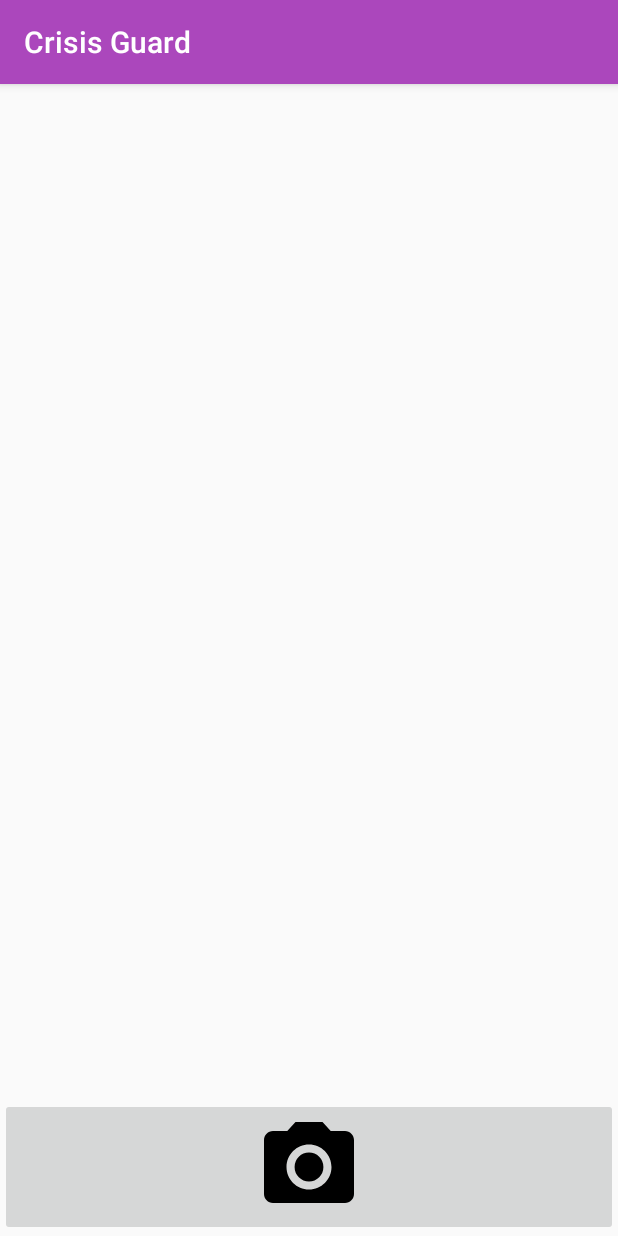
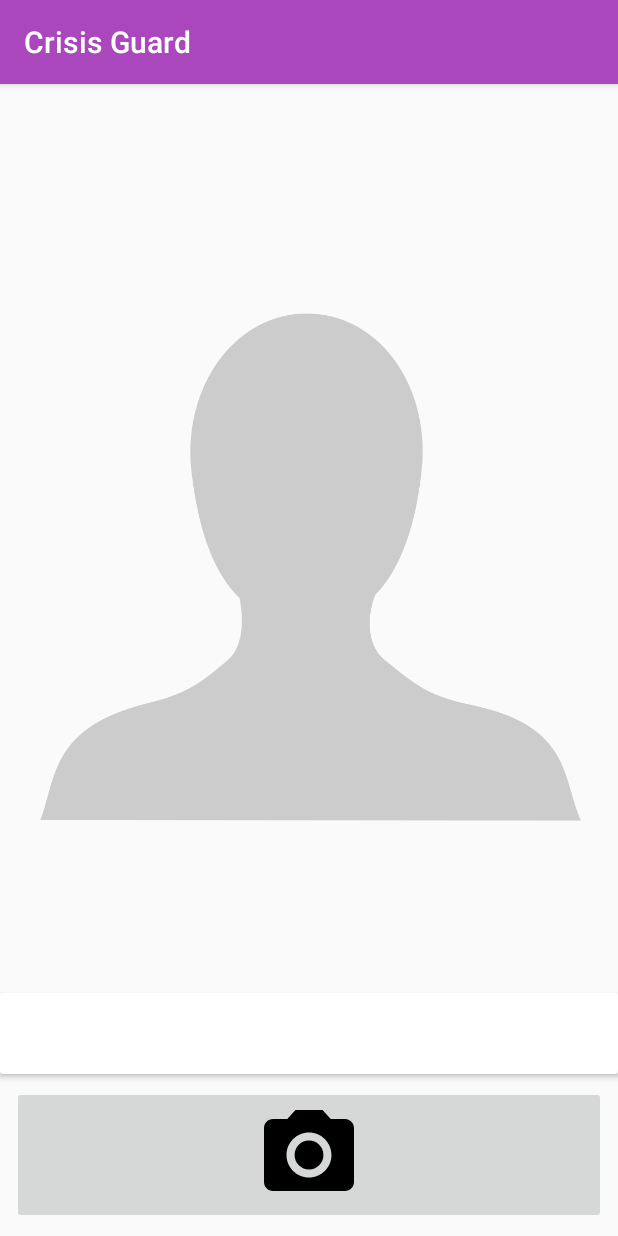
Before and after one commit to hack-wpi/crisis-guard_android, an Android app: the fragment IdentiferFragment shown on its own in the app's theme, on a phone screen of 412 x 824 dp. Run offline under Robolectric (Android 15) with nearby library versions, the phone set to English and light mode, and no system bars; our stand-ins replace ButterKnife, Volley; libraries missing offline, so code that uses them is left out: com.afollestad.materialcamera, net.gotev.uploadservice.

Commit message:
I am done

```diff
--- a/app/build.gradle
+++ b/app/build.gradle
@@ -43,6 +43,7 @@ dependencies {
     compile 'com.afollestad:material-camera:0.4.4'
     compile 'net.gotev:uploadservice:2.1'
     compile 'com.android.support:cardview-v7:25.1.0'
+    compile 'com.android.volley:volley:1.0.0'
     testCompile 'junit:junit:4.12'
     annotationProcessor 'com.jakewharton:butterknife-compiler:8.4.0'
     retrolambdaConfig 'net.orfjackal.retrolambda:retrolambda:2.3.0'
--- /dev/null
+++ b/app/src/main/java/com/shltr/darrieng/shltr_android/Model/ProductionModel.java
@@ -0,0 +1,16 @@
+package com.shltr.darrieng.shltr_android.Model;
+
+import com.shltr.darrieng.shltr_android.Pojo.CompleteIdentificationModel;
+
+import retrofit2.Call;
+import retrofit2.http.GET;
+import retrofit2.http.Header;
+import retrofit2.http.Query;
+
+public interface ProductionModel {
+    String ENDPOINT = "http://hack.symerit.com/";
+
+    @GET("api/getProductionJson")
+    Call<CompleteIdentificationModel> pilferData(
+        @Header("Authorization") String header, @Query("user_id") int user_id);
+}
--- a/app/src/main/res/layout/fragment_identifer.xml
+++ b/app/src/main/res/layout/fragment_identifer.xml
@@ -1,26 +1,41 @@
 <LinearLayout xmlns:android="http://schemas.android.com/apk/res/android"
-             xmlns:tools="http://schemas.android.com/tools"
-             android:layout_width="match_parent"
-             android:layout_height="match_parent"
-             tools:context="com.shltr.darrieng.shltr_android.Fragment.IdentiferFragment"
-android:gravity="bottom|center_horizontal"
-android:orientation="vertical">
+              xmlns:tools="http://schemas.android.com/tools"
+              android:layout_width="match_parent"
+              android:layout_height="match_parent"
+              android:gravity="bottom|center_horizontal"
+              android:orientation="vertical"
+              tools:context="com.shltr.darrieng.shltr_android.Fragment.IdentiferFragment">
 
     <ImageView android:id="@+id/ivPreview"
-               android:layout_width="wrap_content" android:layout_height="wrap_content"/>
+               android:layout_width="wrap_content" android:layout_height="0dp"
+               android:layout_margin="16dp"
+               android:layout_weight="1"
+               android:src="@mipmap/placeholder"/>
+
+    <android.support.v7.widget.CardView android:layout_width="match_parent"
+                                        android:layout_height="wrap_content">
+
+        <TextView android:id="@+id/agglomerate_text_view" android:layout_width="wrap_content"
+                  android:layout_height="wrap_content"
+                  android:layout_gravity="center"
+                  android:padding="16dp"
+                  android:textSize="16sp"
+                  android:textStyle="bold"/>
+
+
+    </android.support.v7.widget.CardView>
 
     <LinearLayout android:layout_width="match_parent"
                   android:layout_height="wrap_content"
-    android:gravity="center">
+                  android:gravity="center">
 
         <ImageButton
             android:id="@+id/fire_image_button"
             android:layout_width="0dp"
+            android:layout_height="wrap_content"
+            android:layout_margin="8dp"
             android:layout_weight="1"
-            android:layout_height="wrap_content"
-            android:src="@drawable/ic_camera_alt_black_48px"
-            android:layout_gravity="center"/>
-
+            android:src="@drawable/ic_camera_alt_black_48px"/>
 
     </LinearLayout>
 </LinearLayout>
--- a/app/src/main/res/values/strings.xml
+++ b/app/src/main/res/values/strings.xml
@@ -22,4 +22,6 @@
     <string name="last_fired_flare">Last fired flare at %1$s</string>
 
     <string name="searching_nearby">Searching for other nearby users</string>
+
+    <string name="unable">Unable to determine info from picture</string>
 </resources>
```
Also changed, not shown: app/src/main/java/com/shltr/darrieng/shltr_android/Fragment/IdentiferFragment.java (+113 -9 lines), app/src/main/java/com/shltr/darrieng/shltr_android/Pojo/AgeModel.java (added, +44 -0 lines), app/src/main/java/com/shltr/darrieng/shltr_android/Pojo/CompleteIdentificationModel.java (added, +23 -0 lines), app/src/main/java/com/shltr/darrieng/shltr_android/Pojo/Match.java (added, +24 -0 lines), app/src/main/java/com/shltr/darrieng/shltr_android/Pojo/UserModel.java (added, +25 -0 lines), app/src/main/res/mipmap-hdpi/placeholder.png (added), app/src/main/res/mipmap-mdpi/placeholder.png (added), app/src/main/res/mipmap-xhdpi/placeholder.png (added), app/src/main/res/mipmap-xxhdpi/placeholder.png (added), app/src/main/res/mipmap-xxxhdpi/placeholder.png (added).
